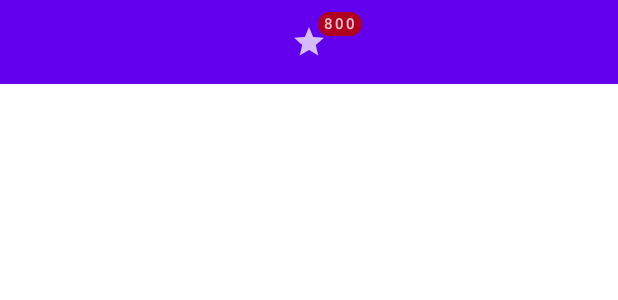
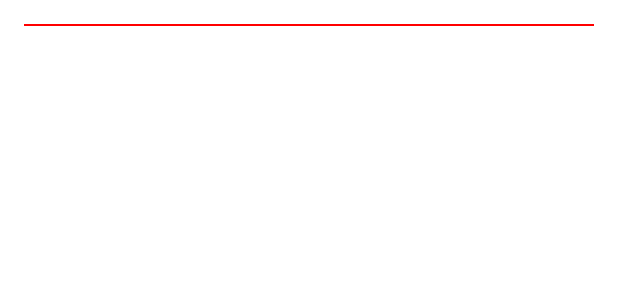
Before and after one commit to veselin0/Jetpack-Compose-Aristedes, an Android app built with Jetpack Compose: the @Preview function DefaultPreview, on a phone screen of 412 x 824 dp. Shown: the top 300 px of the screen. Run offline under Robolectric (Android 15) with nearby library versions, the phone set to English and light mode, and no system bars.

Commit message:
46. Divider

```diff
--- a/JetpackComponentsCatalog/app/src/main/java/com/example/jetpackcomponentscatalog/MainActivity.kt
+++ b/JetpackComponentsCatalog/app/src/main/java/com/example/jetpackcomponentscatalog/MainActivity.kt
@@ -40,7 +40,10 @@ class MainActivity : ComponentActivity() {
         super.onCreate(savedInstanceState)
         setContent {
             JetpackComponentsCatalogTheme {
-                MyBadgeBox()
+                Column() {
+                    MyDivider()
+                }
+                MyDivider()
             }
         }
     }
@@ -51,8 +54,13 @@ class MainActivity : ComponentActivity() {
 @Composable
 fun DefaultPreview() {
     JetpackComponentsCatalogTheme {
-        MyBadgeBox()
+        MyDivider()
     }
+}
+
+@Composable
+fun MyDivider() {
+    Divider(Modifier.fillMaxWidth().padding(16.dp), color = Color.Red)
 }
 
 @Composable
@@ -81,6 +89,7 @@ fun MyBadgeBox() {
             onClick = {}
         )
     }
+
     @Composable
     fun MyCard() {
         Card(
```
